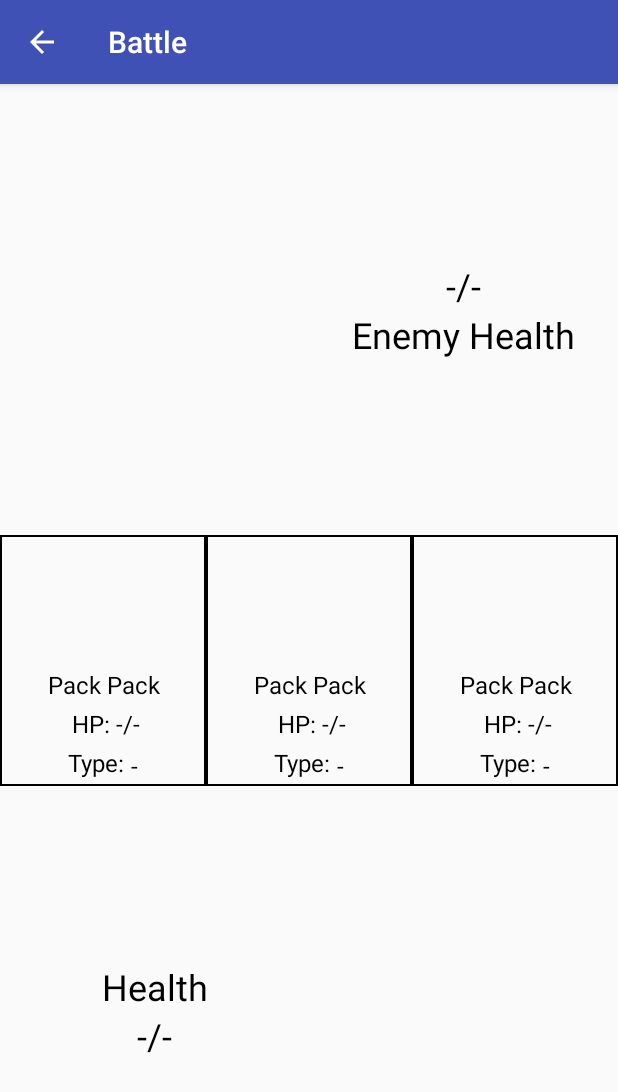
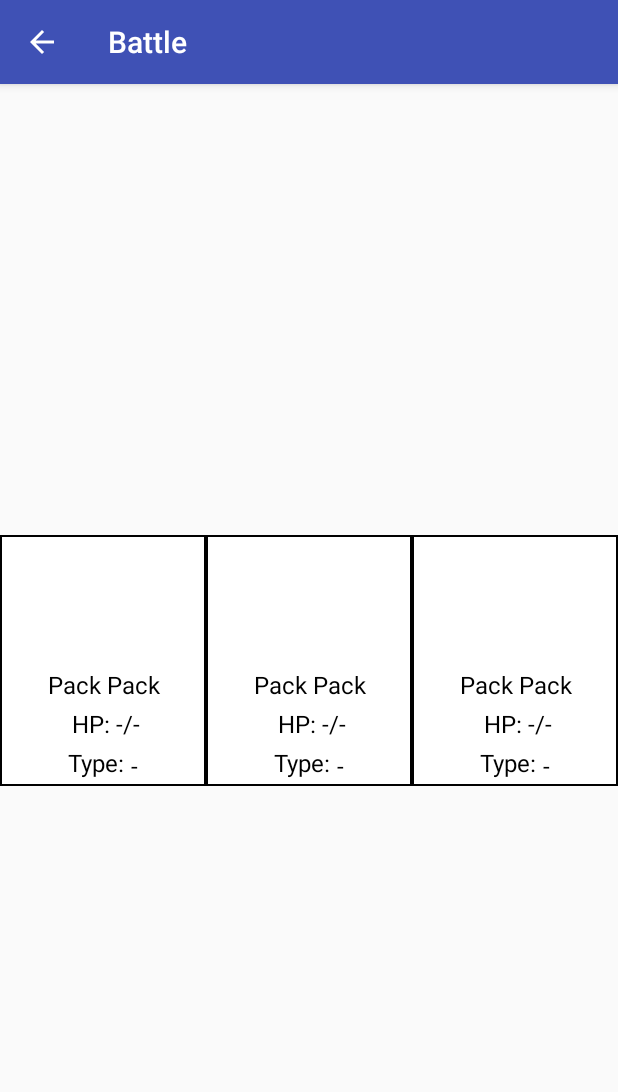
Before and after one commit to dapirra/PackPackMonsters, an Android app: the BattleActivity screen opened directly, with no data from a screen before it, on a phone screen of 412 x 824 dp. Shown: the top 1092 px of the screen. Run offline under Robolectric (Android 15) with nearby library versions, the phone set to English and light mode, and no system bars; 10 statements that could not run were skipped.

Commit message:
Added grayed out drawable for the selected party member. Set layout containing the health TextViews to invisible until the initial selection is done. Some moves in portrait cause the associated button to take up more vertical space which split the other buttons unevenly, so a view was added to stop this.

```diff
--- a/app/src/main/java/com/team2/packpackmonsters/BattleActivity.java
+++ b/app/src/main/java/com/team2/packpackmonsters/BattleActivity.java
@@ -9,8 +9,6 @@ import android.support.constraint.ConstraintLayout;
 import android.support.constraint.ConstraintSet;
 import android.support.v7.app.AlertDialog;
 import android.support.v7.app.AppCompatActivity;
-import android.os.Bundle;
-import android.util.Log;
 import android.view.View;
 import android.widget.Button;
 import android.widget.ImageView;
@@ -49,6 +47,7 @@ public class BattleActivity extends AppCompatActivity {
     private boolean monsterSelected;
     private boolean isEnemyTurn;
     private boolean isInitialPartySelection = true;
+    private View lastPartyCloSelected = null;
 
     @Override
     protected void onCreate(Bundle savedInstanceState) {
@@ -58,6 +57,10 @@ public class BattleActivity extends AppCompatActivity {
         Settings.loadData(this);
 
         initializeViews();
+
+        //Keep everything except party view off the screen until a selection is made.
+        battleCloTopHealth.setVisibility(View.INVISIBLE);
+        battleCloBotHealth.setVisibility(View.INVISIBLE);
 
         if (getResources().getConfiguration().orientation == Configuration.ORIENTATION_LANDSCAPE)
         {
@@ -88,6 +91,8 @@ public class BattleActivity extends AppCompatActivity {
 
         Button btnParty = findViewById(R.id.battle_btn_bot_left);
         btnParty.callOnClick();
+
+        Toast.makeText(this, "Select a party member.", Toast.LENGTH_SHORT).show();
     }
 
     private void initializeViews()
@@ -390,7 +395,17 @@ public class BattleActivity extends AppCompatActivity {
         public void onClick(View v)
         {
             isInitialPartySelection = false;
-            battleVfp.setDisplayedChild(0);
+            battleCloTopHealth.setVisibility(View.VISIBLE);
+            battleCloBotHealth.setVisibility(View.VISIBLE);
+            battleVfp.setDisplayedChild(0); //Return to initial screen (fight, party, item, run)
+
+            if (lastPartyCloSelected != null)
+            {
+                lastPartyCloSelected.setBackgroundResource(R.drawable.border_default);
+            }
+
+            v.setBackgroundResource(R.drawable.border_selected);
+            lastPartyCloSelected = v;
 
             switch(v.getId())
             {
--- a/app/src/main/res/drawable/border.xml
+++ /dev/null
@@ -1,12 +0,0 @@
-<?xml version="1.0" encoding="utf-8"?>
-<shape xmlns:android="http://schemas.android.com/apk/res/android"
-    android:shape="rectangle">
-
-    <padding android:left="@dimen/border_padding"
-        android:right="@dimen/border_padding"
-        android:top="@dimen/border_padding"
-        android:bottom="@dimen/border_padding"/>
-
-    <stroke android:width="1dp"
-        android:color="@android:color/black"/>
-</shape>
--- /dev/null
+++ b/app/src/main/res/drawable/border_default.xml
@@ -0,0 +1,23 @@
+<?xml version="1.0" encoding="utf-8"?>
+<layer-list xmlns:android="http://schemas.android.com/apk/res/android">
+    <item>
+        <shape android:shape="rectangle">
+            <solid android:color="@color/borderDefaultColor" />
+        </shape>
+    </item>
+
+    <item>
+        <shape android:shape="rectangle">
+
+            <padding
+                android:bottom="@dimen/border_padding"
+                android:left="@dimen/border_padding"
+                android:right="@dimen/border_padding"
+                android:top="@dimen/border_padding" />
+
+            <stroke
+                android:width="1dp"
+                android:color="@android:color/black" />
+        </shape>
+    </item>
+</layer-list>
--- /dev/null
+++ b/app/src/main/res/drawable/border_selected.xml
@@ -0,0 +1,23 @@
+<?xml version="1.0" encoding="utf-8"?>
+<layer-list xmlns:android="http://schemas.android.com/apk/res/android">
+    <item>
+        <shape android:shape="rectangle">
+            <solid android:color="@color/borderSelectedColor" />
+        </shape>
+    </item>
+
+    <item>
+        <shape android:shape="rectangle">
+
+            <padding
+                android:bottom="@dimen/border_padding"
+                android:left="@dimen/border_padding"
+                android:right="@dimen/border_padding"
+                android:top="@dimen/border_padding" />
+
+            <stroke
+                android:width="1dp"
+                android:color="@android:color/black" />
+        </shape>
+    </item>
+</layer-list>
--- a/app/src/main/res/layout/player_items.xml
+++ b/app/src/main/res/layout/player_items.xml
@@ -9,7 +9,7 @@
         android:id="@+id/player_items_clo_first"
         android:layout_width="0dp"
         android:layout_height="wrap_content"
-        android:background="@drawable/border"
+        android:background="@drawable/border_default"
         app:layout_constraintBottom_toBottomOf="parent"
         app:layout_constraintLeft_toLeftOf="parent"
         app:layout_constraintRight_toLeftOf="@id/player_items_clo_second"
@@ -49,7 +49,7 @@
         android:id="@+id/player_items_clo_second"
         android:layout_width="0dp"
         android:layout_height="wrap_content"
-        android:background="@drawable/border"
+        android:background="@drawable/border_default"
         app:layout_constraintBottom_toBottomOf="parent"
         app:layout_constraintLeft_toRightOf="@id/player_items_clo_first"
         app:layout_constraintRight_toLeftOf="@id/player_items_clo_third"
@@ -89,7 +89,7 @@
         android:id="@+id/player_items_clo_third"
         android:layout_width="0dp"
         android:layout_height="wrap_content"
-        android:background="@drawable/border"
+        android:background="@drawable/border_default"
         app:layout_constraintBottom_toBottomOf="parent"
         app:layout_constraintLeft_toRightOf="@id/player_items_clo_second"
         app:layout_constraintRight_toRightOf="parent"
--- a/app/src/main/res/layout/player_party.xml
+++ b/app/src/main/res/layout/player_party.xml
@@ -9,7 +9,7 @@
         android:id="@+id/party_clo_first"
         android:layout_width="0dp"
         android:layout_height="wrap_content"
-        android:background="@drawable/border"
+        android:background="@drawable/border_default"
         app:layout_constraintBottom_toBottomOf="parent"
         app:layout_constraintLeft_toLeftOf="parent"
         app:layout_constraintRight_toLeftOf="@id/party_clo_second"
@@ -142,7 +142,7 @@
         android:id="@+id/party_clo_second"
         android:layout_width="0dp"
         android:layout_height="wrap_content"
-        android:background="@drawable/border"
+        android:background="@drawable/border_default"
         app:layout_constraintBottom_toBottomOf="parent"
         app:layout_constraintLeft_toRightOf="@id/party_clo_first"
         app:layout_constraintRight_toLeftOf="@id/party_clo_third"
@@ -274,7 +274,7 @@
         android:id="@+id/party_clo_third"
         android:layout_width="0dp"
         android:layout_height="wrap_content"
-        android:background="@drawable/border"
+        android:background="@drawable/border_default"
         app:layout_constraintBottom_toBottomOf="parent"
         app:layout_constraintLeft_toRightOf="@id/party_clo_second"
         app:layout_constraintRight_toRightOf="parent"
--- a/app/src/main/res/values/colors.xml
+++ b/app/src/main/res/values/colors.xml
@@ -3,4 +3,7 @@
     <color name="colorPrimary">#3F51B5</color>
     <color name="colorPrimaryDark">#303F9F</color>
     <color name="colorAccent">#FF4081</color>
+
+    <color name="borderSelectedColor">#d3d3d3</color> <!-- Light gray. -->
+    <color name="borderDefaultColor">@android:color/background_light</color>
 </resources>
--- a/app/src/main/res/values/dimens.xml
+++ b/app/src/main/res/values/dimens.xml
@@ -43,7 +43,7 @@
 
     <dimen name="border_padding">1dp</dimen>
     <dimen name="pack_lst_padding">12dp</dimen>
-    <dimen name="pack_padding">4dp</dimen>
+    <dimen name="pack_padding">8dp</dimen>
 
     <dimen name="party_img_width">80dp</dimen>
     <dimen name="party_img_height">80dp</dimen>
@@ -61,7 +61,9 @@
     <dimen name="items_img_height">100dp</dimen>
     <dimen name="ind_pack_img_width">125dp</dimen>
     <dimen name="ind_pack_img_height">125dp</dimen>
-    <dimen name="pack_img_size">75dp</dimen>
+    <dimen name="pack_img_size">125dp</dimen>
+
+    <dimen name="moves_view_height">1dp</dimen>
 
     <dimen name="items_gdl_percent">0.6</dimen>
     <dimen name="battle_gdl_top_percent">0.5</dimen>
```
Also changed, not shown: app/src/main/java/com/team2/packpackmonsters/PackAdapter.java (+5 -3 lines), app/src/main/res/layout/moves.xml (+13 -4 lines).
